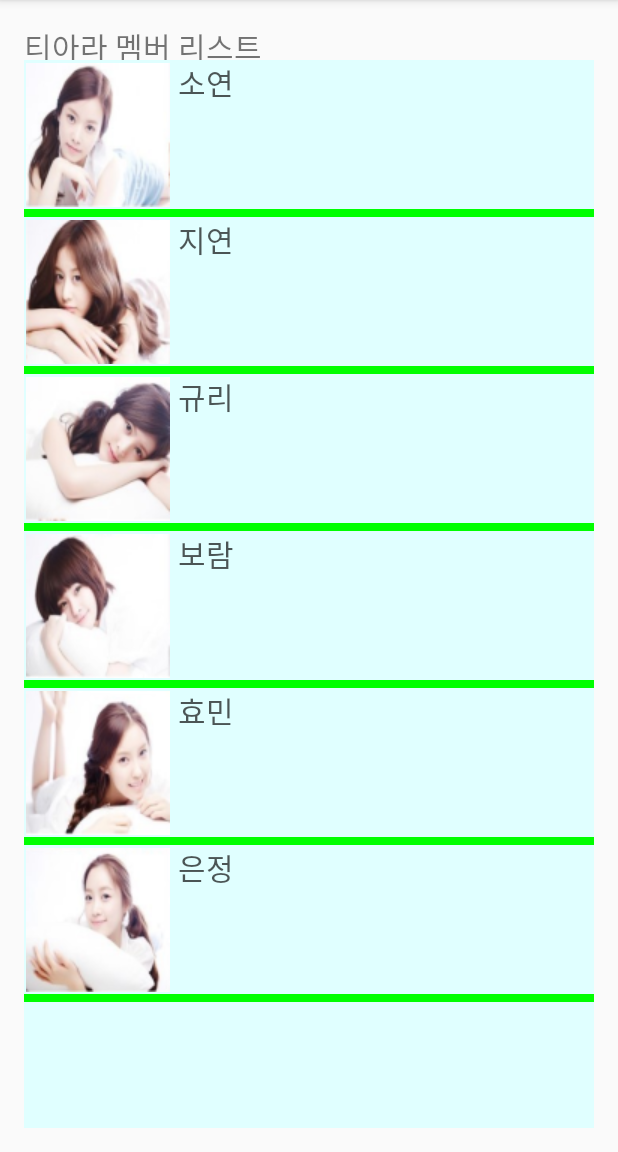
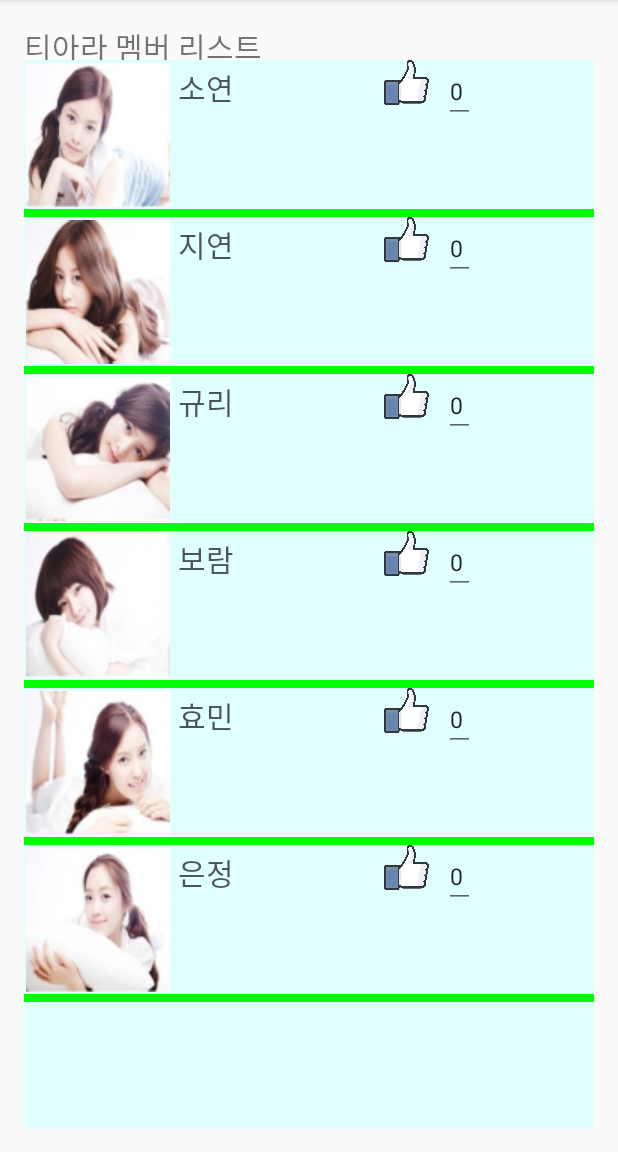
Before and after one commit to HanAYeon/AdapterExample2, an Android app: the screen it shows after launch (MainActivity), on a phone screen of 412 x 824 dp, the part 84-1236 px from its top. Run offline under Robolectric (Android 15) with nearby library versions, the phone set to English and light mode, and no system bars.

Commit message:
티아라 예제2

```diff
--- a/app/src/main/java/com/example/ccei/arrayadapterpj/MainActivity.java
+++ b/app/src/main/java/com/example/ccei/arrayadapterpj/MainActivity.java
@@ -5,11 +5,13 @@ import android.content.res.Resources;
 import android.os.Bundle;
 import android.support.v7.app.AppCompatActivity;
 import android.view.LayoutInflater;
+import android.view.MotionEvent;
 import android.view.View;
 import android.view.ViewGroup;
 import android.widget.AdapterView;
 import android.widget.ArrayAdapter;
 import android.widget.BaseAdapter;
+import android.widget.EditText;
 import android.widget.ImageView;
 import android.widget.ListView;
 import android.widget.TextView;
@@ -22,6 +24,9 @@ import java.util.List;
 public class MainActivity extends AppCompatActivity {
 
     ListView taraList;
+    EditText count_e;
+    ImageView likeImage;
+
 
     @Override
     protected void onCreate(Bundle savedInstanceState) {
@@ -29,25 +34,33 @@ public class MainActivity extends AppCompatActivity {
         setContentView(R.layout.activity_main);
 
         taraList = (ListView)findViewById(R.id.tara_list);
+        likeImage = (ImageView)findViewById(R.id.like_img);
+
+
 
          // = MainActivity.this , getApplication.... 도 this와 같은의미
         Resources res = getResources();
 
         ArrayList<TARAValueObject> items = new ArrayList<TARAValueObject>();
-        items.add(new TARAValueObject("소연", res.getDrawable(R.drawable.t_ara_icon_soyeon)));
-        items.add(new TARAValueObject("지연", res.getDrawable(R.drawable.t_ara_icon_jiyeon)));
-        items.add(new TARAValueObject("규리", res.getDrawable(R.drawable.t_ara_icon_qri)));
-        items.add(new TARAValueObject("보람", res.getDrawable(R.drawable.t_ara_icon_boram)));
-        items.add(new TARAValueObject("효민", res.getDrawable(R.drawable.t_ara_icon_hyomin)));
-        items.add(new TARAValueObject("은정", res.getDrawable(R.drawable.t_ara_icon_eunjung)));
+        items.add(new TARAValueObject("소연", res.getDrawable(R.drawable.t_ara_icon_soyeon), 0));
+        items.add(new TARAValueObject("지연", res.getDrawable(R.drawable.t_ara_icon_jiyeon), 0));
+        items.add(new TARAValueObject("규리", res.getDrawable(R.drawable.t_ara_icon_qri), 0));
+        items.add(new TARAValueObject("보람", res.getDrawable(R.drawable.t_ara_icon_boram), 0));
+        items.add(new TARAValueObject("효민", res.getDrawable(R.drawable.t_ara_icon_hyomin),0));
+        items.add(new TARAValueObject("은정", res.getDrawable(R.drawable.t_ara_icon_eunjung), 0));
 
         TARAArrayAdapter adapter = new TARAArrayAdapter(this, items);
 
         taraList.setAdapter(adapter);
-        taraList.setOnItemClickListener(itemListener);
+        //taraList.setOnItemClickListener(itemListener);
     }
 
-    private AdapterView.OnItemClickListener itemListener = new AdapterView.OnItemClickListener(){
+
+  /*
+        아이템행을 터치하면 발생하는 이벤트이며 아이템안에 존재하는 각 위젯에 이벤트를 설정시
+        itemClick 이벤트가 먼저 발생하게 되므로 이 이벤트는 설정하지 않는 것이 보편적이다.
+
+        private AdapterView.OnItemClickListener itemListener = new AdapterView.OnItemClickListener(){
         @Override
         public void onItemClick(AdapterView<?> parent, View view, int position, long id) {
 
@@ -59,7 +72,7 @@ public class MainActivity extends AppCompatActivity {
             Toast.makeText(MainActivity.this, valueObject.memberName +"을 좋아하는구낭", Toast.LENGTH_SHORT).show();
         }
     };
-
+*/
     //어댑터 생성
     // 가장 기본이 되는 어댑터. 개발자의 능력에 따라 자료구조를 다양하게 재정의하여 사용할 수 있다.
     // 유연성이 좋은 어댑터이다.
@@ -76,11 +89,12 @@ public class MainActivity extends AppCompatActivity {
          이 메소드는 어댑터뷰에서 그려질 아이템의 개수만큼 호출된다.
          또한 화면에서 보여질 때마다 매번 호출된다!!!!!!!!!!!! 존나게 중요하다아아ㅏ!!!!
          */
-        ViewHolder viewHolder;
+
 
         @Override
         public View getView(int position, View convertView, ViewGroup parent) {
-            TARAValueObject valueObject = (TARAValueObject) getItem(position);
+            final TARAValueObject valueObject = (TARAValueObject) getItem(position);
+            final ViewHolder viewHolder;
 
             /* convertView : 그려질 아이템의 root(보통)값을 의미. 아이템에 그려질 위젯이 하나라면 그 위젯의 객체가 될 수 있음
             안드로이드 시스템에 의해 convertView 객체는 계속 재사용될 수 있음을 명심할 것*/
@@ -88,23 +102,44 @@ public class MainActivity extends AppCompatActivity {
             if (convertView == null) {
                 convertView = LayoutInflater.from(currentContext).inflate(R.layout.tara_list_view_item, null);
                 viewHolder = new ViewHolder();
-                viewHolder = new ViewHolder();
                 viewHolder.memberImageWD = (ImageView)convertView.findViewById(R.id.member_image);
                 viewHolder.memberNameWD = (TextView)convertView.findViewById(R.id.member_name);
+                viewHolder.LikeImageWD = (ImageView)convertView.findViewById(R.id.like_img);
+                viewHolder.LikeCountWD = (TextView)convertView.findViewById(R.id.like_count);
                 convertView.setTag(viewHolder);
 
+            }else {
+                viewHolder = (ViewHolder)convertView.getTag();
             }
-            ViewHolder viewholder = (ViewHolder)convertView.getTag();
-            viewholder.memberImageWD.setImageDrawable(valueObject.memeberImage);
-            viewholder.memberNameWD.setText(valueObject.memberName);
 
-            //한 행이 그려질 때 마다 리턴이 필요하다.
+            viewHolder.memberImageWD.setImageDrawable(valueObject.memeberImage);
+            viewHolder.memberNameWD.setText(valueObject.memberName);
+
+            viewHolder.memberImageWD.setOnTouchListener(new View.OnTouchListener() {
+                @Override
+                public boolean onTouch(View view, MotionEvent motionEvent) {
+                    Toast.makeText(currentContext, valueObject.memberName+"가 좋구나아?", Toast.LENGTH_SHORT).show();
+                    return false;
+                }
+            });
+
+            viewHolder.LikeImageWD.setOnClickListener(new View.OnClickListener() {
+                @Override
+                public void onClick(View view) {
+                    valueObject.likeCount++;
+                    viewHolder.LikeCountWD.setText(String.valueOf(valueObject.likeCount));
+                }
+            });
+
+            //한 행이 그려질 때 마다 리턴이 필요하다. root layout의
             return convertView;
         }
 
         private class ViewHolder{
             public ImageView memberImageWD;
             public TextView memberNameWD;
+            public ImageView LikeImageWD;
+            public TextView LikeCountWD;
 
         }
     }
--- a/app/src/main/java/com/example/ccei/arrayadapterpj/TARAValueObject.java
+++ b/app/src/main/java/com/example/ccei/arrayadapterpj/TARAValueObject.java
@@ -1,6 +1,7 @@
 package com.example.ccei.arrayadapterpj;
 
 import android.graphics.drawable.Drawable;
+import android.graphics.drawable.DrawableWrapper;
 
 /**
  * Created by ccei on 2016-07-08.
@@ -8,9 +9,11 @@ import android.graphics.drawable.Drawable;
 public class TARAValueObject {
     public String memberName;
     public Drawable memeberImage;
+    public int  likeCount;
 
-    public TARAValueObject(String memberName, Drawable memeberImage) {
+    public TARAValueObject(String memberName, Drawable memeberImage,int likeCount) {
         this.memberName = memberName;
         this.memeberImage = memeberImage;
+        this.likeCount = likeCount;
     }
 }
--- a/app/src/main/res/layout/tara_list_view_item.xml
+++ b/app/src/main/res/layout/tara_list_view_item.xml
@@ -23,4 +23,22 @@
         android:textSize="20sp"
         android:id="@+id/member_name"/>
 
+    <ImageView
+        android:layout_width="30dp"
+        android:layout_height="30dp"
+        android:scaleType="fitXY"
+        android:layout_marginLeft="100dp"
+        android:maxHeight="40dp"
+        android:maxWidth="40dp"
+        android:background="@drawable/like"
+        android:id="@+id/like_img"/>
+
+    <EditText
+        android:layout_width="wrap_content"
+        android:layout_height="wrap_content"
+        android:textSize="15sp"
+        android:layout_marginLeft="10dp"
+        android:id="@+id/like_count"
+        android:text="0"/>
+
 </LinearLayout>
```
Also changed, not shown: app/src/main/res/drawable/like.png (added).
